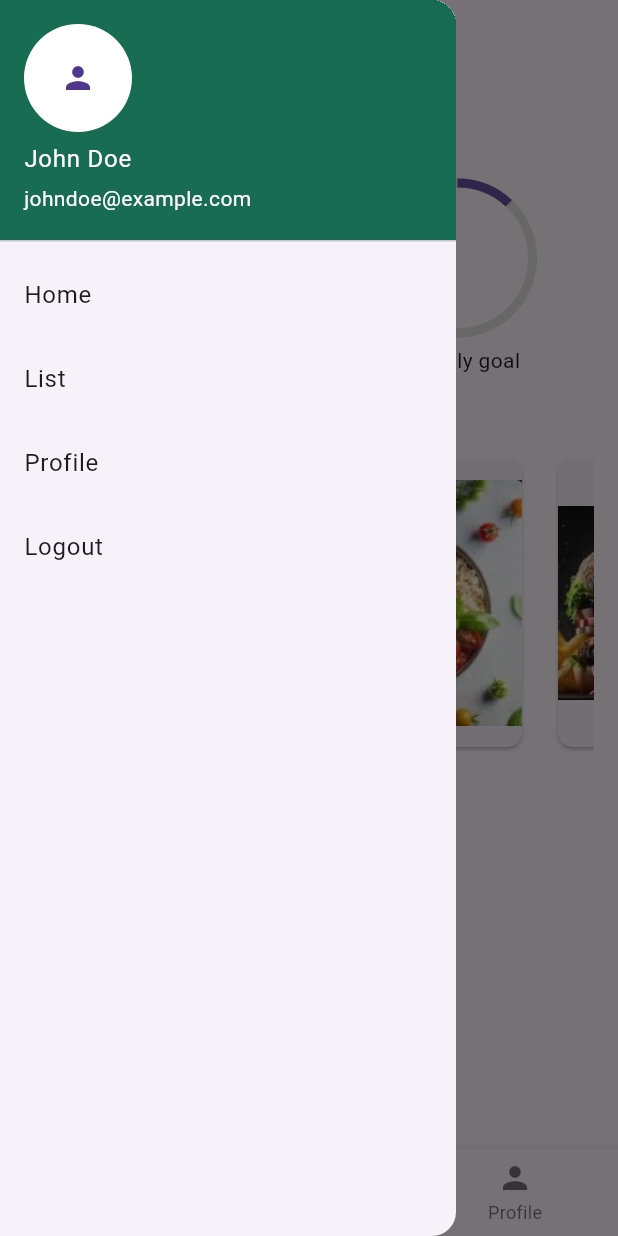
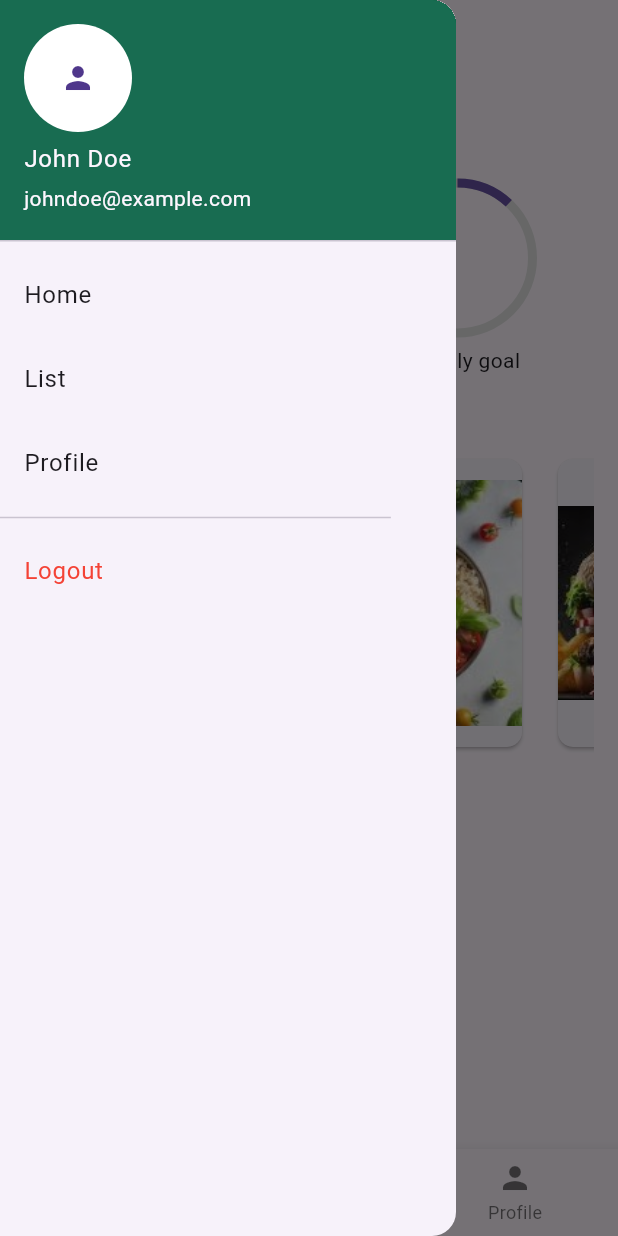
Before and after one commit to kevin20010808/SoftwareStudioTermProject, a Flutter app: the Home screen opened by its route, with the side drawer open, on a phone screen of 412 x 824 dp. Run offline on Flutter 3.47's test engine with Material 3 defaults, Android fonts, the phone set to English and light mode, and no system bars; our stand-ins replace cloud_firestore, firebase_auth, firebase_core, firebase_storage, go_router, google_sign_in and 3 more; accounts and stored records are empty.

Commit message:
my_drawer change (a bit)

```diff
--- a/term_project/lib/widgets/my_drawer.dart
+++ b/term_project/lib/widgets/my_drawer.dart
@@ -4,7 +4,6 @@ import 'package:flutter/material.dart';
 import 'package:go_router/go_router.dart';
 import 'package:provider/provider.dart';
 import 'package:term_project/services/providers/navbar_index_provider.dart';
-
 
 class MyDrawer extends StatelessWidget {
   const MyDrawer({super.key});
@@ -43,6 +42,30 @@ class MyDrawer extends StatelessWidget {
             shrinkWrap: true,
             itemCount: 4,
             itemBuilder: (BuildContext context, int index) {
+              if (index == 3) {
+                return Column(
+                  children: [
+                    Row(
+                      children: const [
+                        //Spacer(flex: 1), // Add space before the divider
+                        Expanded(
+                          flex: 6, // Adjust the flex value to control the width of the divider
+                          child: Divider(),
+                        ),
+                        Spacer(flex: 1), // Add space after the divider
+                      ],
+                    ),
+                    ListTile(
+                      title: const Text(
+                        'Logout',
+                        style: TextStyle(color: Colors.red), // Set the text color to red
+                      ),
+                      onTap: () => onItemTapped(index),
+                    ),
+                  ],
+                );
+              }
+
               String title = '';
               switch (index) {
                 case 0:
@@ -53,9 +76,6 @@ class MyDrawer extends StatelessWidget {
                   break;
                 case 2:
                   title = 'Profile';
-                  break;
-                case 3:
-                  title = 'Logout';
                   break;
               }
               return ListTile(
```
